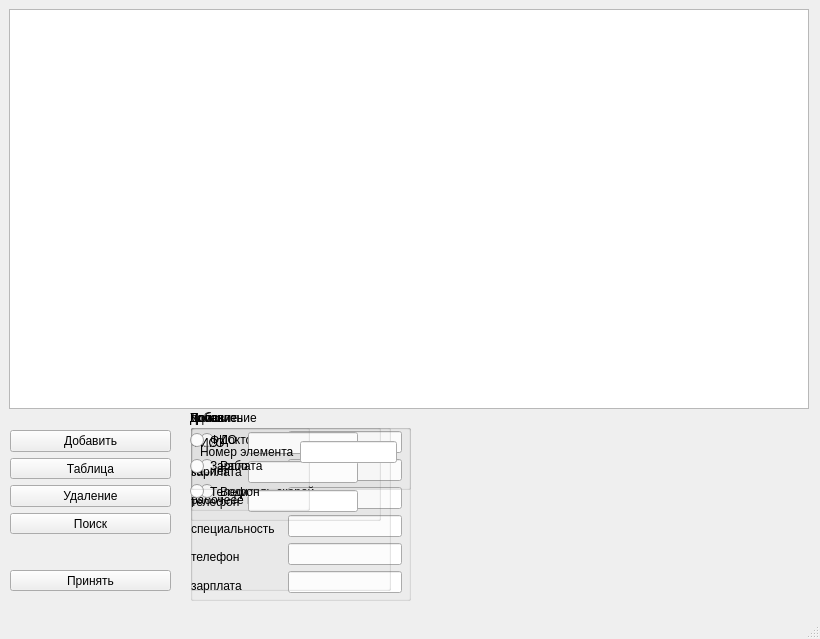
This is kurs/kurs/mainwindow.ui in sashaem1/AllThings as Qt 5 draws it before an edit. The edited form follows.
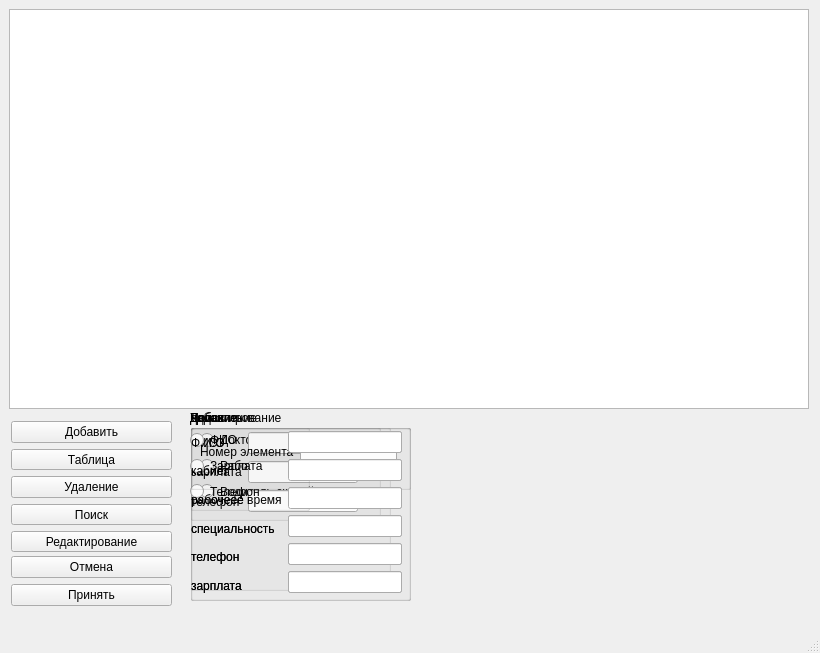
This is the edited form.

What changed in the file:
```diff
--- a/kurs/kurs/mainwindow.ui
+++ b/kurs/kurs/mainwindow.ui
@@ -7,7 +7,7 @@
     <x>0</x>
     <y>0</y>
     <width>820</width>
-    <height>639</height>
+    <height>653</height>
    </rect>
   </property>
   <property name="windowTitle">
@@ -126,19 +126,6 @@
      </layout>
     </widget>
    </widget>
-   <widget class="QPushButton" name="Aceppt">
-    <property name="geometry">
-     <rect>
-      <x>10</x>
-      <y>570</y>
-      <width>161</width>
-      <height>21</height>
-     </rect>
-    </property>
-    <property name="text">
-     <string>Принять</string>
-    </property>
-   </widget>
    <widget class="QGroupBox" name="groupBox2">
     <property name="geometry">
      <rect>
@@ -248,46 +235,6 @@
      </layout>
     </widget>
    </widget>
-   <widget class="QWidget" name="layoutWidget">
-    <property name="geometry">
-     <rect>
-      <x>10</x>
-      <y>430</y>
-      <width>161</width>
-      <height>104</height>
-     </rect>
-    </property>
-    <layout class="QVBoxLayout" name="verticalLayout_3">
-     <item>
-      <widget class="QPushButton" name="addButton">
-       <property name="text">
-        <string>Добавить</string>
-       </property>
-      </widget>
-     </item>
-     <item>
-      <widget class="QPushButton" name="ShowTable">
-       <property name="text">
-        <string>Таблица</string>
-       </property>
-      </widget>
-     </item>
-     <item>
-      <widget class="QPushButton" name="DeleteElement">
-       <property name="text">
-        <string>Удаление</string>
-       </property>
-      </widget>
-     </item>
-     <item>
-      <widget class="QPushButton" name="SerchButton">
-       <property name="text">
-        <string>Поиск</string>
-       </property>
-      </widget>
-     </item>
-    </layout>
-   </widget>
    <widget class="QGroupBox" name="groupBox4">
     <property name="geometry">
      <rect>
@@ -369,6 +316,175 @@
      </layout>
     </widget>
    </widget>
+   <widget class="QGroupBox" name="groupBox_2">
+    <property name="enabled">
+     <bool>true</bool>
+    </property>
+    <property name="geometry">
+     <rect>
+      <x>190</x>
+      <y>410</y>
+      <width>221</width>
+      <height>191</height>
+     </rect>
+    </property>
+    <property name="title">
+     <string>Редактирование</string>
+    </property>
+    <widget class="QWidget" name="layoutWidget_2">
+     <property name="geometry">
+      <rect>
+       <x>1</x>
+       <y>21</y>
+       <width>211</width>
+       <height>166</height>
+      </rect>
+     </property>
+     <layout class="QHBoxLayout" name="horizontalLayout_4">
+      <item>
+       <layout class="QVBoxLayout" name="verticalLayout_8">
+        <item>
+         <widget class="QLabel" name="label_11">
+          <property name="text">
+           <string>Ф.И.О</string>
+          </property>
+         </widget>
+        </item>
+        <item>
+         <widget class="QLabel" name="label_12">
+          <property name="text">
+           <string>кабиет</string>
+          </property>
+         </widget>
+        </item>
+        <item>
+         <widget class="QLabel" name="label_13">
+          <property name="text">
+           <string>рабочеее время</string>
+          </property>
+         </widget>
+        </item>
+        <item>
+         <widget class="QLabel" name="label_14">
+          <property name="text">
+           <string>специальность</string>
+          </property>
+         </widget>
+        </item>
+        <item>
+         <widget class="QLabel" name="label_15">
+          <property name="text">
+           <string>телефон</string>
+          </property>
+         </widget>
+        </item>
+        <item>
+         <widget class="QLabel" name="label_16">
+          <property name="text">
+           <string>зарплата</string>
+          </property>
+         </widget>
+        </item>
+       </layout>
+      </item>
+      <item>
+       <layout class="QVBoxLayout" name="verticalLayout_9">
+        <item>
+         <widget class="QLineEdit" name="lineEditfullname1_2"/>
+        </item>
+        <item>
+         <widget class="QLineEdit" name="lineEditcabinet1_2"/>
+        </item>
+        <item>
+         <widget class="QLineEdit" name="lineEditworkingtime1_2"/>
+        </item>
+        <item>
+         <widget class="QLineEdit" name="lineEditspecialyti1_2"/>
+        </item>
+        <item>
+         <widget class="QLineEdit" name="lineEdittelephone1_2"/>
+        </item>
+        <item>
+         <widget class="QLineEdit" name="lineEditsalaru1_2"/>
+        </item>
+       </layout>
+      </item>
+     </layout>
+    </widget>
+   </widget>
+   <widget class="QWidget" name="">
+    <property name="geometry">
+     <rect>
+      <x>11</x>
+      <y>421</y>
+      <width>161</width>
+      <height>131</height>
+     </rect>
+    </property>
+    <layout class="QVBoxLayout" name="verticalLayout_3">
+     <item>
+      <widget class="QPushButton" name="addButton">
+       <property name="text">
+        <string>Добавить</string>
+       </property>
+      </widget>
+     </item>
+     <item>
+      <widget class="QPushButton" name="ShowTable">
+       <property name="text">
+        <string>Таблица</string>
+       </property>
+      </widget>
+     </item>
+     <item>
+      <widget class="QPushButton" name="DeleteElement">
+       <property name="text">
+        <string>Удаление</string>
+       </property>
+      </widget>
+     </item>
+     <item>
+      <widget class="QPushButton" name="SerchButton">
+       <property name="text">
+        <string>Поиск</string>
+       </property>
+      </widget>
+     </item>
+     <item>
+      <widget class="QPushButton" name="ChangeButton">
+       <property name="text">
+        <string>Редактирование</string>
+       </property>
+      </widget>
+     </item>
+    </layout>
+   </widget>
+   <widget class="QWidget" name="">
+    <property name="geometry">
+     <rect>
+      <x>11</x>
+      <y>556</y>
+      <width>161</width>
+      <height>50</height>
+     </rect>
+    </property>
+    <layout class="QVBoxLayout" name="verticalLayout_10">
+     <item>
+      <widget class="QPushButton" name="CancelButton">
+       <property name="text">
+        <string>Отмена</string>
+       </property>
+      </widget>
+     </item>
+     <item>
+      <widget class="QPushButton" name="Aceppt">
+       <property name="text">
+        <string>Принять</string>
+       </property>
+      </widget>
+     </item>
+    </layout>
+   </widget>
   </widget>
   <widget class="QMenuBar" name="menubar">
    <property name="geometry">
```
